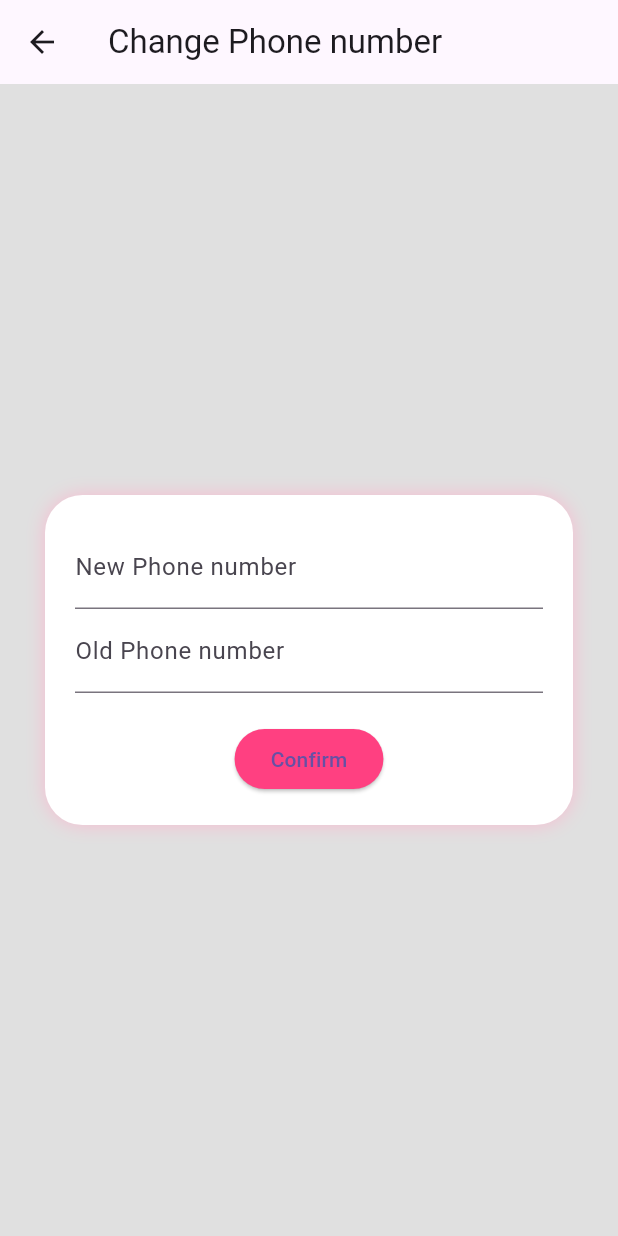
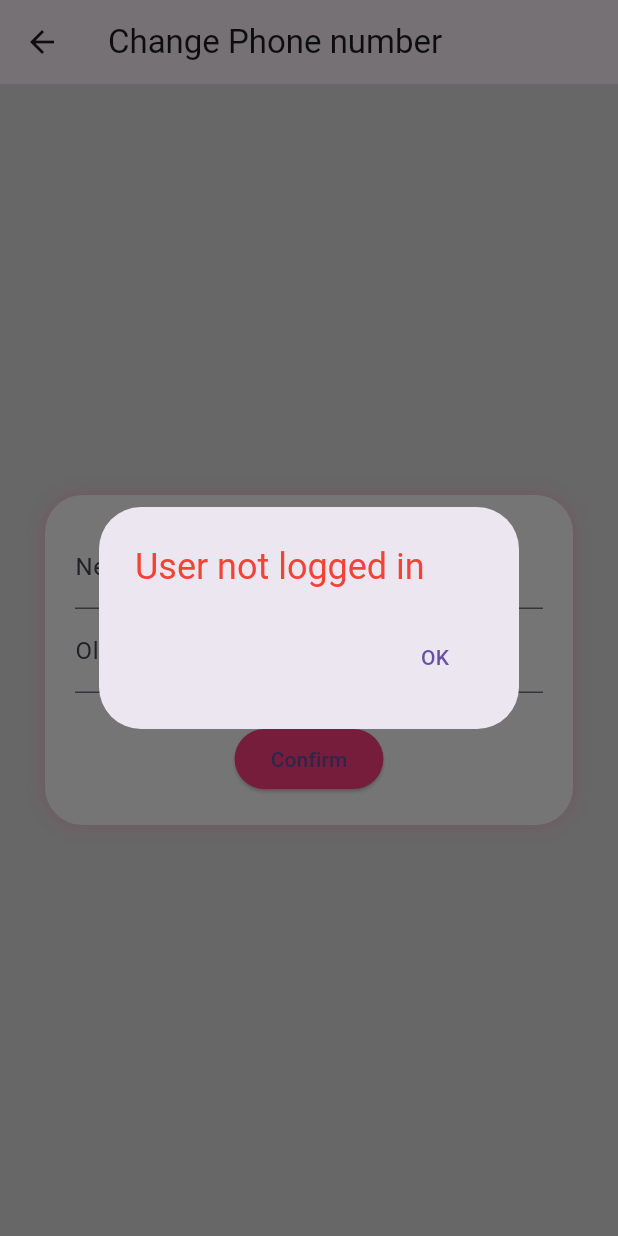
Before and after one commit to SoraP1510/Hotel_DD, a Flutter app: the ChangePhonePage screen opened directly, after a tap on "Confirm", on a phone screen of 412 x 824 dp. Run offline on Flutter 3.47's test engine with Material 3 defaults, Android fonts, the phone set to English and light mode, and no system bars; our stand-ins replace flutter_map, latlong2; network calls fail.

Commit message:
Change Pass + phone

```diff
--- a/lib/screens/Cphone.dart
+++ b/lib/screens/Cphone.dart
@@ -1,7 +1,86 @@
 import 'package:flutter/material.dart';
+import 'package:http/http.dart' as http;
+import 'dart:convert';
+import 'package:test3/session_manager.dart';
 
-class ChangePhonePage extends StatelessWidget {
+class ChangePhonePage extends StatefulWidget {
   const ChangePhonePage({super.key});
+
+  @override
+  State<ChangePhonePage> createState() => _ChangePhonePageState();
+}
+
+class _ChangePhonePageState extends State<ChangePhonePage> {
+  final TextEditingController _oldPhoneController = TextEditingController();
+  final TextEditingController _newPhoneController = TextEditingController();
+  bool _isLoading = false;
+
+  Future<void> _updatePhone() async {
+    final user = SessionManager.currentUser;
+    final userId = user?['user_id'];
+
+    if (user == null || userId == null) {
+      _showDialog("User not logged in", Colors.red);
+      return;
+    }
+
+    final oldPhone = _oldPhoneController.text;
+    final newPhone = _newPhoneController.text;
+
+    if (newPhone.isEmpty) {
+      _showDialog("New phone number cannot be empty", Colors.orange);
+      return;
+    }
+
+    if (oldPhone != user['phone']) {
+      _showDialog("Old phone number is incorrect", Colors.red);
+      return;
+    }
+
+    setState(() => _isLoading = true);
+
+    try {
+      final response = await http.put(
+        Uri.parse('https://hotel-api-six.vercel.app/users'),
+        headers: {'Content-Type': 'application/json'},
+        body: jsonEncode({
+          "user_id": userId,
+          "fname": user['fname'],
+          "lname": user['lname'],
+          "email": user['email'],
+          "phone": newPhone,
+          "password": user['password'],
+        }),
+      );
+
+      if (response.statusCode == 200) {
+        // อัปเดต phone ใหม่ใน session
+        SessionManager.currentUser?['phone'] = newPhone;
+        _showDialog("Phone number updated successfully", Colors.green);
+      } else {
+        _showDialog("Failed to update phone number", Colors.red);
+      }
+    } catch (e) {
+      _showDialog("Error: $e", Colors.red);
+    }
+
+    setState(() => _isLoading = false);
+  }
+
+  void _showDialog(String message, Color color) {
+    showDialog(
+      context: context,
+      builder: (_) => AlertDialog(
+        title: Text(message, style: TextStyle(color: color)),
+        actions: [
+          TextButton(
+            onPressed: () => Navigator.pop(context),
+            child: const Text("OK"),
+          )
+        ],
+      ),
+    );
+  }
 
   @override
   Widget build(BuildContext context) {
@@ -20,14 +99,22 @@ class ChangePhonePage extends StatelessWidget {
           child: Column(
             mainAxisSize: MainAxisSize.min,
             children: [
-              const TextField(decoration: InputDecoration(labelText: 'New Phone number')),
-              const TextField(decoration: InputDecoration(labelText: 'Old Phone number')),
+              TextField(
+                controller: _newPhoneController,
+                decoration: const InputDecoration(labelText: 'New Phone number'),
+              ),
+              TextField(
+                controller: _oldPhoneController,
+                decoration: const InputDecoration(labelText: 'Old Phone number'),
+              ),
               const SizedBox(height: 20),
-              ElevatedButton(
-                onPressed: () {},
-                style: ElevatedButton.styleFrom(backgroundColor: Colors.pinkAccent),
-                child: const Text('Confirm'),
-              ),
+              _isLoading
+                  ? const CircularProgressIndicator()
+                  : ElevatedButton(
+                      onPressed: _updatePhone,
+                      style: ElevatedButton.styleFrom(backgroundColor: Colors.pinkAccent),
+                      child: const Text('Confirm'),
+                    ),
             ],
           ),
         ),
--- a/lib/screens/UserPage.dart
+++ b/lib/screens/UserPage.dart
@@ -81,7 +81,10 @@ class UserPage extends StatelessWidget {
   Widget build(BuildContext context) {
     return Scaffold(
       backgroundColor: Colors.grey[300],
-      appBar: AppBar(title: const Text("User"), leading: const BackButton()),
+      appBar: AppBar(
+        title: const Text("User"),
+        automaticallyImplyLeading: false,
+        ),
       body: Center(
         child: Container(
           padding: const EdgeInsets.symmetric(horizontal: 30, vertical: 40),
@@ -104,7 +107,8 @@ class UserPage extends StatelessWidget {
               const SizedBox(height: 12),
               Text("E-mail: $email", style: const TextStyle(fontSize: 18)),
               const SizedBox(height: 12),
-              Text("Phone number: $phone", style: const TextStyle(fontSize: 18)),
+              Text("Phone number: $phone",
+                  style: const TextStyle(fontSize: 18)),
               const SizedBox(height: 30),
               Center(
                 child: Column(
```
Also changed, not shown: lib/screens/Cpass.dart (+103 -10 lines).
